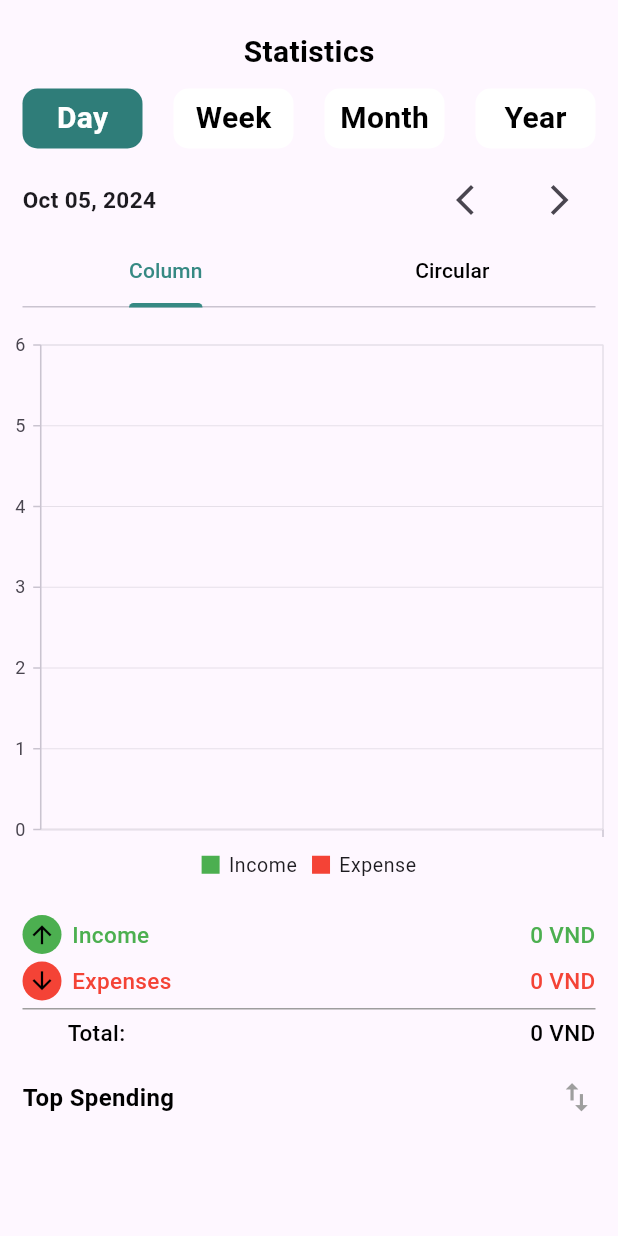
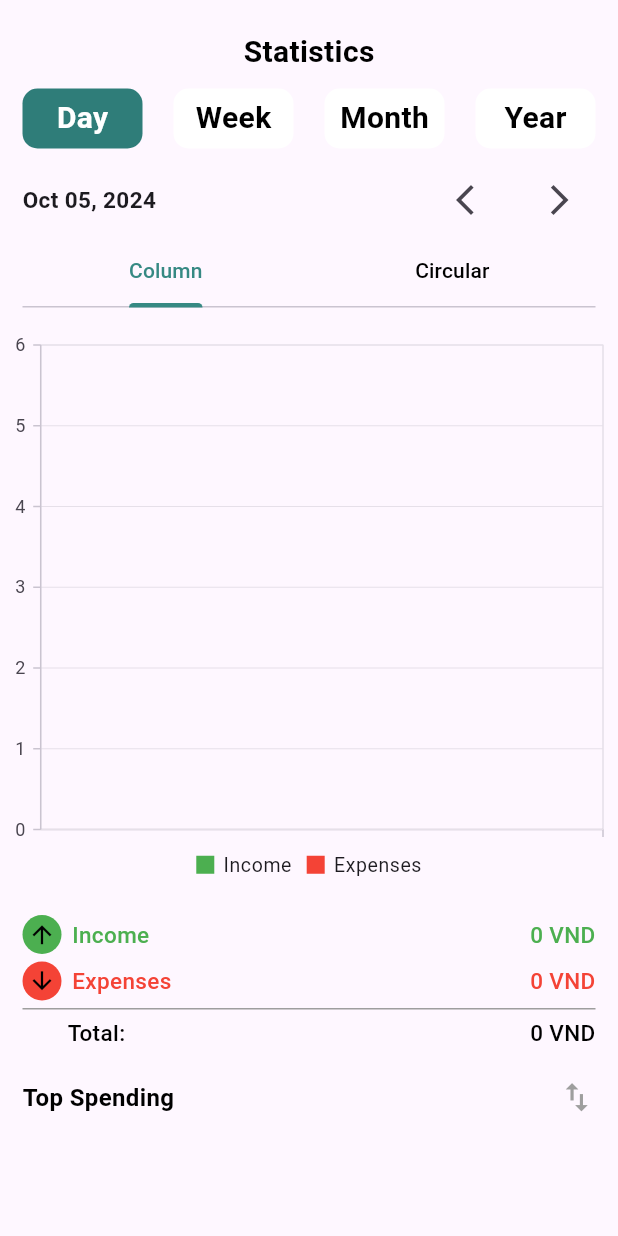
Before and after one commit to Hiieub/MoneyTrack, a Flutter app: the Statistics screen opened directly, on a phone screen of 412 x 824 dp. Run offline on Flutter 3.47's test engine with Material 3 defaults, Android fonts, the phone set to English and light mode, and no system bars; our stand-ins replace easy_localization, fl_chart, hive, hive_flutter, syncfusion_flutter_charts; accounts and stored records are empty.

Commit message:
Them chuc nang doi ngon ngu vi, en

```diff
--- a/moneytrack/lib/Constants/default_categories.dart
+++ b/moneytrack/lib/Constants/default_categories.dart
@@ -16,5 +16,5 @@ final List<CategoryModel> defaultExpenseCategories = [
   CategoryModel('Travels', 'Travels.png', 'Expense'),
   CategoryModel('Pets', 'Pets.png', 'Expense'),
   CategoryModel('Tax', 'Tax.png', 'Expense'),
-  CategoryModel('Others Expense', 'Others.png', 'Income'),
+  CategoryModel('Others Expense', 'Others.png', 'Expense'),
 ];
--- a/moneytrack/lib/presentation/screens/statistic.dart
+++ b/moneytrack/lib/presentation/screens/statistic.dart
@@ -1,4 +1,6 @@
+import 'package:easy_localization/easy_localization.dart';
 import 'package:moneytrack/Constants/color.dart';
+import 'package:moneytrack/main.dart';
 import 'package:moneytrack/presentation/widgets/circular_chart.dart';
 import 'package:moneytrack/presentation/widgets/column_chart.dart';
 // import 'package:moneytrack/presentation/widgets/spline_chart.dart';
@@ -22,7 +24,7 @@ class _StatisticsState extends State<Statistics>
     with SingleTickerProviderStateMixin {
   final box = Hive.box<Transaction>('transactions');
 
-  List day = ['Day', 'Week', 'Month', 'Year'];
+  List day = ["Day".tr(), "Week".tr(), "Month".tr(), "Year".tr()];
   List listTransaction = [[], [], [], []];
   List<Transaction> currListTransaction = [];
   int indexColor = 0;
@@ -99,8 +101,8 @@ class _StatisticsState extends State<Statistics>
             const SizedBox(
               height: 20,
             ),
-            const Text(
-              'Statistics',
+            Text(
+              "Statistics".tr(),
               style: TextStyle(
                 color: Colors.black,
                 fontSize: 20,
@@ -230,9 +232,9 @@ class _StatisticsState extends State<Statistics>
                 indicatorColor: primaryColor,
                 labelColor: primaryColor,
                 unselectedLabelColor: Colors.black,
-                tabs: const [
-                  Tab(text: 'Column'),
-                  Tab(text: 'Circular'),
+                tabs: [
+                  Tab(text: "Column".tr()),
+                  Tab(text: "Circular".tr()),
                 ],
                 onTap: (index) {
                   setState(() {
@@ -248,11 +250,11 @@ class _StatisticsState extends State<Statistics>
                 ? Column(
                     children: [
                       CircularChart(
-                          title: "Income",
+                          title: "Income".tr(),
                           currIndex: indexColor,
                           transactions: currListTransaction),
                       CircularChart(
-                          title: "Expense",
+                          title: "Expense".tr(),
                           currIndex: indexColor,
                           transactions: currListTransaction),
                     ],
@@ -273,7 +275,7 @@ class _StatisticsState extends State<Statistics>
                   Row(
                     mainAxisAlignment: MainAxisAlignment.spaceBetween,
                     children: [
-                      const Row(
+                      Row(
                         children: [
                           CircleAvatar(
                             radius: 13,
@@ -286,7 +288,7 @@ class _StatisticsState extends State<Statistics>
                           ),
                           SizedBox(width: 7),
                           Text(
-                            'Income',
+                            "Income".tr(),
                             style: TextStyle(
                               fontWeight: FontWeight.w500,
                               fontSize: 15,
@@ -311,7 +313,7 @@ class _StatisticsState extends State<Statistics>
                   Row(
                     mainAxisAlignment: MainAxisAlignment.spaceBetween,
                     children: [
-                      const Row(
+                      Row(
                         children: [
                           CircleAvatar(
                             radius: 13,
@@ -324,7 +326,7 @@ class _StatisticsState extends State<Statistics>
                           ),
                           SizedBox(width: 7),
                           Text(
-                            'Expenses',
+                            "Expenses".tr(),
                             style: TextStyle(
                               fontWeight: FontWeight.w500,
                               fontSize: 15,
@@ -357,11 +359,11 @@ class _StatisticsState extends State<Statistics>
                   Row(
                     mainAxisAlignment: MainAxisAlignment.spaceBetween,
                     children: [
-                      const Row(
+                      Row(
                         children: [
                           SizedBox(width: 30),
                           Text(
-                            'Total:',
+                            "Total:".tr(),
                             style: TextStyle(
                               fontWeight: FontWeight.w500,
                               fontSize: 15,
@@ -386,13 +388,13 @@ class _StatisticsState extends State<Statistics>
             const SizedBox(
               height: 20,
             ),
-            const Padding(
+            Padding(
               padding: EdgeInsets.symmetric(horizontal: 15),
               child: Row(
                 mainAxisAlignment: MainAxisAlignment.spaceBetween,
                 children: [
                   Text(
-                    'Top Spending',
+                    "Top Spending".tr(),
                     style: TextStyle(
                         color: Colors.black,
                         fontSize: 16,
--- a/moneytrack/lib/presentation/widgets/column_chart.dart
+++ b/moneytrack/lib/presentation/widgets/column_chart.dart
@@ -1,5 +1,7 @@
+import 'package:easy_localization/easy_localization.dart';
 import 'package:moneytrack/domain/models/transaction_model.dart';
 import 'package:flutter/material.dart';
+import 'package:moneytrack/main.dart';
 import 'package:syncfusion_flutter_charts/charts.dart';
 // ignore: depend_on_referenced_packages
 import 'package:intl/intl.dart';
@@ -116,7 +118,7 @@ class _ColumnChartState extends State<ColumnChart> {
         tooltipBehavior: _tooltipBehavior,
         series: <ColumnSeries<ChartData, String>>[
           ColumnSeries<ChartData, String>(
-            name: 'Income',
+            name: "Income".tr(),
             dataSource: chartData,
             color: Colors.green,
             xValueMapper: (ChartData data, _) => data.x,
@@ -128,7 +130,7 @@ class _ColumnChartState extends State<ColumnChart> {
             enableTooltip: true,
           ),
           ColumnSeries<ChartData, String>(
-            name: 'Expense',
+            name: "Expenses".tr(),
             color: Colors.red,
             dataSource: chartData,
             xValueMapper: (ChartData data, _) => data.x,
--- a/moneytrack/pubspec.yaml
+++ b/moneytrack/pubspec.yaml
@@ -31,6 +31,7 @@ dependencies:
   flutter:
     sdk: flutter
   google_fonts: ^2.2.2
+  easy_localization: ^3.0.7
 
   # The following adds the Cupertino Icons font to your application.
   # Use with the CupertinoIcons class for iOS style icons.
@@ -70,6 +71,7 @@ flutter:
   # To add assets to your application, add an assets section, like this:
   assets:
     - images/
+    - assets/translations/
   #   - images/a_dot_ham.jpeg
 
   # An image asset can refer to one or more resolution-specific "variants", see
```
Also changed, not shown: moneytrack/assets/translations/en.json (added, +36 -0 lines), moneytrack/assets/translations/vi.json (added, +37 -0 lines), moneytrack/lib/data/geter_top.dart (deleted, +0 -18 lines), moneytrack/lib/data/list_money.dart (deleted, +0 -23 lines), moneytrack/lib/main.dart (+16 -1 lines), moneytrack/lib/presentation/screens/forgot_screen.dart (+5 -3 lines), moneytrack/lib/presentation/screens/home.dart (+25 -24 lines), moneytrack/lib/presentation/screens/login_screen.dart (+19 -16 lines), moneytrack/lib/presentation/screens/signup_screen.dart (+9 -7 lines), moneytrack/pubspec.lock, 4 other files.
